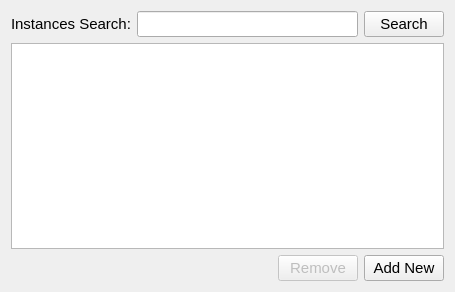
This is ccs/script/ScriptInstanceManagerWidget.ui in bisegni/chaosframework as Qt 5 draws it before an edit. The edited form follows.
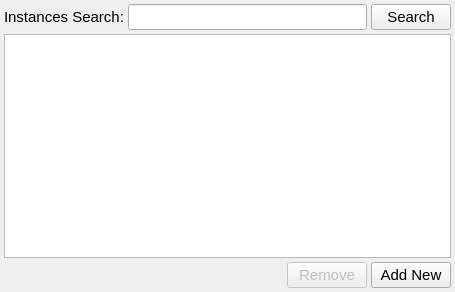
This is the edited form.

Patch:
```diff
--- a/ccs/script/ScriptInstanceManagerWidget.ui
+++ b/ccs/script/ScriptInstanceManagerWidget.ui
@@ -14,6 +14,21 @@
    <string>Form</string>
   </property>
   <layout class="QVBoxLayout" name="verticalLayout">
+   <property name="spacing">
+    <number>4</number>
+   </property>
+   <property name="leftMargin">
+    <number>4</number>
+   </property>
+   <property name="topMargin">
+    <number>4</number>
+   </property>
+   <property name="rightMargin">
+    <number>4</number>
+   </property>
+   <property name="bottomMargin">
+    <number>4</number>
+   </property>
    <item>
     <layout class="QHBoxLayout" name="horizontalLayout">
      <item>
```
